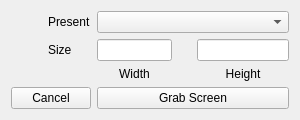
Qt form simplewindow/panel.ui (tbigad/QTtrainingspace) before a commit.
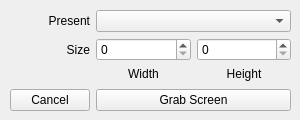
The same form after that commit.

Commit message: chnage in panel

```diff
--- a/simplewindow/panel.ui
+++ b/simplewindow/panel.ui
@@ -31,91 +31,27 @@
   <property name="windowTitle">
    <string>Form</string>
   </property>
-  <layout class="QGridLayout" name="gridLayout_2">
-   <item row="0" column="0">
+  <widget class="QWidget" name="">
+   <property name="geometry">
+    <rect>
+     <x>10</x>
+     <y>10</y>
+     <width>281</width>
+     <height>101</height>
+    </rect>
+   </property>
     <layout class="QGridLayout" name="gridLayout">
-     <item row="0" column="0">
-      <spacer name="horizontalSpacer">
-       <property name="orientation">
-        <enum>Qt::Horizontal</enum>
-       </property>
-       <property name="sizeHint" stdset="0">
-        <size>
-         <width>8</width>
-         <height>20</height>
-        </size>
-       </property>
-      </spacer>
-     </item>
-     <item row="1" column="1">
-      <widget class="QLabel" name="label_2">
-       <property name="sizePolicy">
-        <sizepolicy hsizetype="Preferred" vsizetype="Preferred">
-         <horstretch>0</horstretch>
-         <verstretch>0</verstretch>
-        </sizepolicy>
-       </property>
-       <property name="locale">
-        <locale language="English" country="UnitedKingdom"/>
-       </property>
-       <property name="text">
-        <string>Size</string>
-       </property>
-       <property name="alignment">
-        <set>Qt::AlignLeading|Qt::AlignLeft|Qt::AlignVCenter</set>
-       </property>
-      </widget>
-     </item>
-     <item row="1" column="4">
-      <spacer name="horizontalSpacer_2">
-       <property name="orientation">
-        <enum>Qt::Horizontal</enum>
-       </property>
-       <property name="sizeHint" stdset="0">
-        <size>
-         <width>29</width>
-         <height>20</height>
-        </size>
-       </property>
-      </spacer>
-     </item>
-     <item row="1" column="5">
-      <widget class="QLineEdit" name="lineEdit_2"/>
-     </item>
-     <item row="1" column="2" colspan="2">
-      <widget class="QLineEdit" name="lineEdit"/>
-     </item>
-     <item row="2" column="5">
-      <widget class="QLabel" name="label_4">
-       <property name="layoutDirection">
-        <enum>Qt::LeftToRight</enum>
-       </property>
-       <property name="locale">
-        <locale language="English" country="UnitedKingdom"/>
-       </property>
-       <property name="text">
-        <string>Height</string>
-       </property>
-       <property name="alignment">
-        <set>Qt::AlignHCenter|Qt::AlignTop</set>
-       </property>
-      </widget>
-     </item>
-     <item row="3" column="0" colspan="2">
-      <widget class="QPushButton" name="CancelButton">
-       <property name="text">
-        <string>Cancel</string>
-       </property>
-      </widget>
-     </item>
-     <item row="3" column="2" colspan="4">
+    <item row="1" column="1" colspan="2">
+     <widget class="QSpinBox" name="widthSpinBox"/>
+    </item>
+    <item row="3" column="1" colspan="4">
       <widget class="QPushButton" name="CropButton">
        <property name="text">
         <string>Grab Screen</string>
        </property>
       </widget>
      </item>
-     <item row="0" column="1">
+    <item row="0" column="0">
       <widget class="QLabel" name="label">
        <property name="sizePolicy">
         <sizepolicy hsizetype="Preferred" vsizetype="Preferred">
@@ -130,14 +66,33 @@
         <string>Present</string>
        </property>
        <property name="alignment">
-        <set>Qt::AlignLeading|Qt::AlignLeft|Qt::AlignVCenter</set>
+       <set>Qt::AlignRight|Qt::AlignTrailing|Qt::AlignVCenter</set>
        </property>
       </widget>
      </item>
-     <item row="0" column="2" colspan="4">
+    <item row="1" column="0">
+     <widget class="QLabel" name="label_2">
+      <property name="sizePolicy">
+       <sizepolicy hsizetype="Preferred" vsizetype="Preferred">
+        <horstretch>0</horstretch>
+        <verstretch>0</verstretch>
+       </sizepolicy>
+      </property>
+      <property name="locale">
+       <locale language="English" country="UnitedKingdom"/>
+      </property>
+      <property name="text">
+       <string>Size</string>
+      </property>
+      <property name="alignment">
+       <set>Qt::AlignRight|Qt::AlignTrailing|Qt::AlignVCenter</set>
+      </property>
+     </widget>
+    </item>
+    <item row="0" column="1" colspan="4">
       <widget class="QComboBox" name="comboBox"/>
      </item>
-     <item row="2" column="2" colspan="2">
+    <item row="2" column="1" colspan="2">
       <widget class="QLabel" name="label_3">
        <property name="locale">
         <locale language="English" country="UnitedKingdom"/>
@@ -150,9 +105,34 @@
        </property>
       </widget>
      </item>
-    </layout>
-   </item>
-  </layout>
+    <item row="3" column="0">
+     <widget class="QPushButton" name="CancelButton">
+      <property name="text">
+       <string>Cancel</string>
+      </property>
+     </widget>
+    </item>
+    <item row="2" column="3" colspan="2">
+     <widget class="QLabel" name="label_4">
+      <property name="layoutDirection">
+       <enum>Qt::LeftToRight</enum>
+      </property>
+      <property name="locale">
+       <locale language="English" country="UnitedKingdom"/>
+      </property>
+      <property name="text">
+       <string>Height</string>
+      </property>
+      <property name="alignment">
+       <set>Qt::AlignHCenter|Qt::AlignTop</set>
+      </property>
+     </widget>
+    </item>
+    <item row="1" column="3" colspan="2">
+     <widget class="QSpinBox" name="HeightSpinBox"/>
+    </item>
+   </layout>
+  </widget>
  </widget>
  <resources/>
  <connections/>
```
Lines whose indentation alone changed are shown as unchanged. The commit also changes 2 other files.
